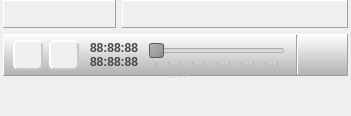
Homer-Conferencing/Homer-Conferencing, file Homer/forms/Widgets/ParticipantWidget.ui: the form before one commit.
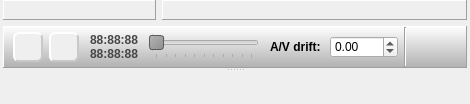
The form after the commit. Icons and pictures are not drawn. Custom widgets are drawn as their Qt base class.

Commit message: - support user defined A/V drift

```diff
--- a/Homer/forms/Widgets/ParticipantWidget.ui
+++ b/Homer/forms/Widgets/ParticipantWidget.ui
@@ -6,8 +6,8 @@
    <rect>
     <x>0</x>
     <y>0</y>
-    <width>351</width>
-    <height>116</height>
+    <width>470</width>
+    <height>104</height>
    </rect>
   </property>
   <property name="font">
@@ -160,7 +160,7 @@
              <property name="frameShadow">
               <enum>QFrame::Raised</enum>
              </property>
-             <layout class="QHBoxLayout" name="horizontalLayout_2" stretch="0,0,0,0,0,1,0">
+             <layout class="QHBoxLayout" name="horizontalLayout_2" stretch="0,0,0,0,0,1,0,0">
               <property name="margin">
                <number>0</number>
               </property>
@@ -596,6 +596,44 @@
                 </property>
                </spacer>
               </item>
+              <item>
+               <widget class="QFrame" name="mAVDriftFrame">
+                <property name="frameShape">
+                 <enum>QFrame::NoFrame</enum>
+                </property>
+                <property name="frameShadow">
+                 <enum>QFrame::Raised</enum>
+                </property>
+                <layout class="QHBoxLayout" name="horizontalLayout_5">
+                 <property name="margin">
+                  <number>0</number>
+                 </property>
+                 <item>
+                  <widget class="QLabel" name="label">
+                   <property name="font">
+                    <font>
+                     <weight>75</weight>
+                     <bold>true</bold>
+                    </font>
+                   </property>
+                   <property name="text">
+                    <string>A/V drift: </string>
+                   </property>
+                  </widget>
+                 </item>
+                 <item>
+                  <widget class="QDoubleSpinBox" name="mSbAVDrift">
+                   <property name="minimum">
+                    <double>-999.990000000000009</double>
+                   </property>
+                   <property name="maximum">
+                    <double>999.990000000000009</double>
+                   </property>
+                  </widget>
+                 </item>
+                </layout>
+               </widget>
+              </item>
              </layout>
             </widget>
            </item>
```
The commit also changes 4 other files.
